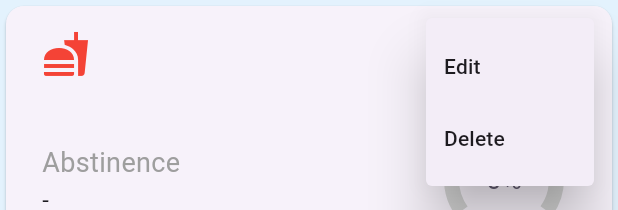
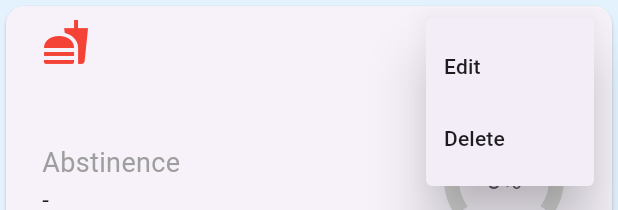
Before and after one commit to snaksa/days-without, a Flutter app: the ActivityTile widget shown alone on an empty page, opened directly with empty values, after a tap on the "more vert" icon, on a phone screen of 412 x 824 dp. Shown: the top 210 px of the screen. Run offline on Flutter 3.47's test engine with Material 3 defaults, Android fonts, the phone set to English and light mode, and no system bars; our stand-ins replace bloc, charts_flutter, equatable, flutter_bloc, flutter_calendar_carousel, fluttertoast and 1 more; accounts and stored records are empty.

Commit message:
Add additional categories and fix title overlapping when too long

```diff
--- a/lib/helpers/category_helper.dart
+++ b/lib/helpers/category_helper.dart
@@ -16,6 +16,8 @@ class CategoryHelper {
     Category(10, 'TV', Icons.tv, Colors.green),
     Category(11, 'Shopping', Icons.shopping_bag_rounded, Colors.blue),
     Category(12, 'Social Networks', Icons.phone_android, Colors.amber),
+    Category(14, 'Adult Entertainment', Icons.live_tv, Colors.orange),
+    Category(15, 'Intimacy', Icons.favorite, Colors.red),
     Category(13, 'Other', Icons.autorenew, Colors.cyan),
   ];
 
--- a/lib/presentation/components/activity_tile/_header.dart
+++ b/lib/presentation/components/activity_tile/_header.dart
@@ -13,6 +13,8 @@ class ActivityTileHeader extends StatelessWidget {
     Category category = CategoryHelper.findCategory(this.activity.category);
 
     return Row(
+      mainAxisAlignment: MainAxisAlignment.start,
+      crossAxisAlignment: CrossAxisAlignment.start,
       children: [
         Icon(
           category.icon,
@@ -22,11 +24,14 @@ class ActivityTileHeader extends StatelessWidget {
         SizedBox(
           width: 10,
         ),
-        Text(
-          this.activity.name,
-          style: TextStyle(
-            fontSize: 20,
-            fontWeight: FontWeight.bold,
+        SizedBox(
+          width: 200,
+          child: Text(
+            this.activity.name,
+            style: TextStyle(
+              fontSize: 20,
+              fontWeight: FontWeight.bold,
+            ),
           ),
         ),
       ],
--- a/lib/presentation/components/activity_tile/activity_tile.dart
+++ b/lib/presentation/components/activity_tile/activity_tile.dart
@@ -34,6 +34,7 @@ class _ActivityTileState extends State<ActivityTile> {
                     children: [
                       Row(
                         mainAxisAlignment: MainAxisAlignment.spaceBetween,
+                        crossAxisAlignment: CrossAxisAlignment.start,
                         children: [
                           ActivityTileHeader(widget.activity),
                           ActivityPopupMenu(widget.activity),
--- a/pubspec.yaml
+++ b/pubspec.yaml
@@ -15,7 +15,7 @@ publish_to: 'none' # Remove this line if you wish to publish to pub.dev
 # In iOS, build-name is used as CFBundleShortVersionString while build-number used as CFBundleVersion.
 # Read more about iOS versioning at
 # https://developer.apple.com/library/archive/documentation/General/Reference/InfoPlistKeyReference/Articles/CoreFoundationKeys.html
-version: 2.0.7+10
+version: 2.1.0+14
 
 environment:
   sdk: ">=2.7.0 <3.0.0"
```
Also changed, not shown: pubspec.lock, 2 other files.
